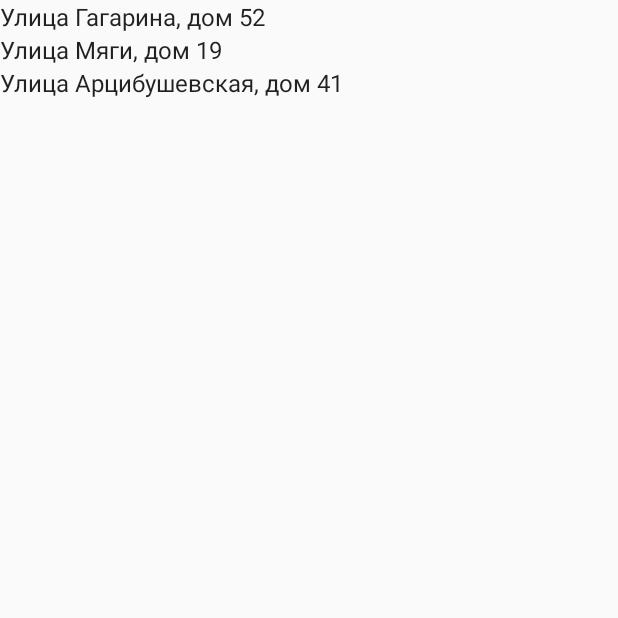
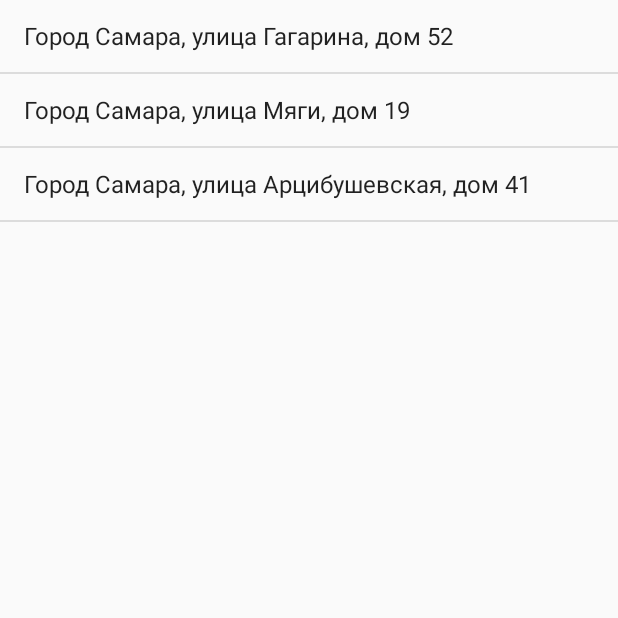
Before and after one commit to Marsssvolta/FurnitureStore, an Android app: the fragment AddressesFragment shown on its own in the app's theme, on a phone screen of 412 x 824 dp, the top half of it. Run offline under Robolectric (Android 15) with nearby library versions, the phone set to English and light mode, and no system bars.

Commit message:
Работа с item_list

```diff
--- a/app/src/main/java/com/marsssvolta/furniturestore/AddressesFragment.java
+++ b/app/src/main/java/com/marsssvolta/furniturestore/AddressesFragment.java
@@ -5,12 +5,15 @@ import android.content.res.Resources;
 import android.os.Bundle;
 import android.support.annotation.NonNull;
 import android.support.v4.app.Fragment;
+import android.support.v7.widget.DividerItemDecoration;
 import android.support.v7.widget.LinearLayoutManager;
 import android.support.v7.widget.RecyclerView;
 import android.view.LayoutInflater;
 import android.view.View;
 import android.view.ViewGroup;
 import android.widget.TextView;
+
+import static android.support.v7.widget.OrientationHelper.VERTICAL;
 
 public class AddressesFragment extends Fragment {
 
@@ -22,6 +25,10 @@ public class AddressesFragment extends Fragment {
         recyclerView.setAdapter(adapter);
         recyclerView.setHasFixedSize(true);
         recyclerView.setLayoutManager(new LinearLayoutManager(getActivity()));
+
+        // Подчёркивание пунктов списка
+        DividerItemDecoration itemDecor = new DividerItemDecoration(getContext(), VERTICAL);
+        recyclerView.addItemDecoration(itemDecor);
 
         return recyclerView;
     }
--- a/app/src/main/res/layout/item_list.xml
+++ b/app/src/main/res/layout/item_list.xml
@@ -1,7 +1,6 @@
 <?xml version="1.0" encoding="utf-8"?>
 <android.support.constraint.ConstraintLayout xmlns:android="http://schemas.android.com/apk/res/android"
     xmlns:app="http://schemas.android.com/apk/res-auto"
-    xmlns:tools="http://schemas.android.com/tools"
     android:layout_width="match_parent"
     android:layout_height="wrap_content">
 
@@ -9,7 +8,12 @@
         android:id="@+id/address"
         android:layout_width="match_parent"
         android:layout_height="wrap_content"
+        android:gravity="center_vertical"
+        android:minHeight="?android:attr/listPreferredItemHeightSmall"
+        android:paddingEnd="?android:attr/listPreferredItemPaddingEnd"
+        android:paddingStart="?android:attr/listPreferredItemPaddingStart"
         android:textAppearance="?attr/textAppearanceListItem"
+        android:textSize="@dimen/text_size"
         app:layout_constraintStart_toStartOf="parent"
         app:layout_constraintTop_toTopOf="parent" />
 </android.support.constraint.ConstraintLayout>
--- a/app/src/main/res/values/arrays.xml
+++ b/app/src/main/res/values/arrays.xml
@@ -11,9 +11,9 @@
     </string-array>
 
     <string-array name="addresses">
-        <item>Улица Гагарина, дом 52</item>
-        <item>Улица Мяги, дом 19</item>
-        <item>Улица Арцибушевская, дом 41</item>
+        <item>Город Самара, улица Гагарина, дом 52</item>
+        <item>Город Самара, улица Мяги, дом 19</item>
+        <item>Город Самара, улица Арцибушевская, дом 41</item>
     </string-array>
 
     <array name="catalog_pictures">
--- a/app/src/main/res/values/dimens.xml
+++ b/app/src/main/res/values/dimens.xml
@@ -6,4 +6,5 @@
     <dimen name="card_elevation">4dp</dimen>
     <dimen name="image_height">0dp</dimen>
     <dimen name="text_margin">4dp</dimen>
+    <dimen name="text_size">16sp</dimen>
 </resources>
```
